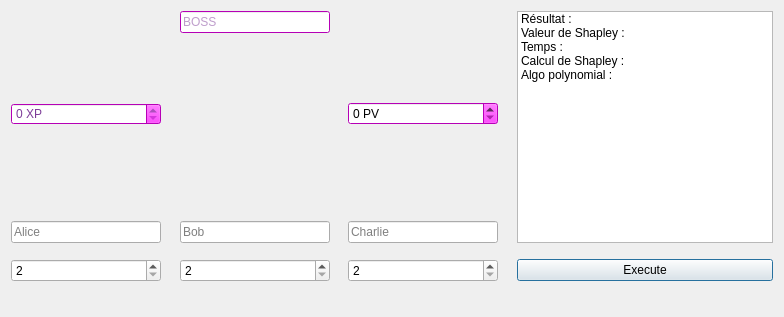
Before: the Qt Designer form Forms/tplayerwindow.ui in Ehonne/Valeurs-de-Shapley, drawn with Qt 5.
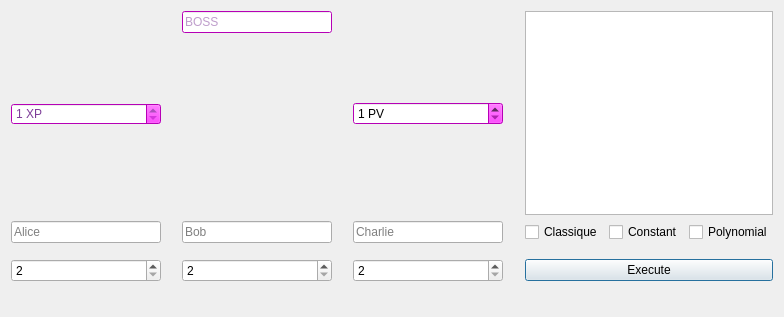
After: the same form once the commit is applied. Icons and pictures are not drawn.

Commit message: Mise en commun partie graphique + partie calcul

Diff of the .ui file:
```diff
--- a/Forms/tplayerwindow.ui
+++ b/Forms/tplayerwindow.ui
@@ -1119,6 +1119,9 @@
      <property name="prefix">
       <string/>
      </property>
+     <property name="minimum">
+      <number>1</number>
+     </property>
     </widget>
    </item>
    <item row="2" column="5">
@@ -1598,6 +1601,9 @@
      <property name="prefix">
       <string/>
      </property>
+     <property name="minimum">
+      <number>1</number>
+     </property>
     </widget>
    </item>
    <item row="4" column="4">
@@ -1629,41 +1635,6 @@
      </property>
     </widget>
    </item>
-   <item row="0" column="6" rowspan="4">
-    <widget class="QListWidget" name="listWidget">
-     <property name="sizePolicy">
-      <sizepolicy hsizetype="Minimum" vsizetype="Minimum">
-       <horstretch>0</horstretch>
-       <verstretch>0</verstretch>
-      </sizepolicy>
-     </property>
-     <item>
-      <property name="text">
-       <string>Résultat :</string>
-      </property>
-     </item>
-     <item>
-      <property name="text">
-       <string>Valeur de Shapley : </string>
-      </property>
-     </item>
-     <item>
-      <property name="text">
-       <string>Temps : </string>
-      </property>
-     </item>
-     <item>
-      <property name="text">
-       <string>Calcul de Shapley : </string>
-      </property>
-     </item>
-     <item>
-      <property name="text">
-       <string>Algo polynomial : </string>
-      </property>
-     </item>
-    </widget>
-   </item>
    <item row="5" column="2">
     <widget class="QSpinBox" name="spinBox_B">
      <property name="minimum">
@@ -1674,6 +1645,34 @@
      </property>
     </widget>
    </item>
+   <item row="0" column="6" rowspan="3">
+    <widget class="QTextBrowser" name="textBrowser"/>
+   </item>
+   <item row="3" column="6">
+    <layout class="QHBoxLayout" name="horizontalLayout">
+     <item>
+      <widget class="QCheckBox" name="checkBox_Classique">
+       <property name="text">
+        <string>Classique</string>
+       </property>
+      </widget>
+     </item>
+     <item>
+      <widget class="QCheckBox" name="checkBox_Constant">
+       <property name="text">
+        <string>Constant</string>
+       </property>
+      </widget>
+     </item>
+     <item>
+      <widget class="QCheckBox" name="checkBox_Pol">
+       <property name="text">
+        <string>Polynomial</string>
+       </property>
+      </widget>
+     </item>
+    </layout>
+   </item>
   </layout>
  </widget>
  <resources>
```
Left out of the diff: 4 changed lines with no effect on the pictures. The commit also changes 10 other files.
